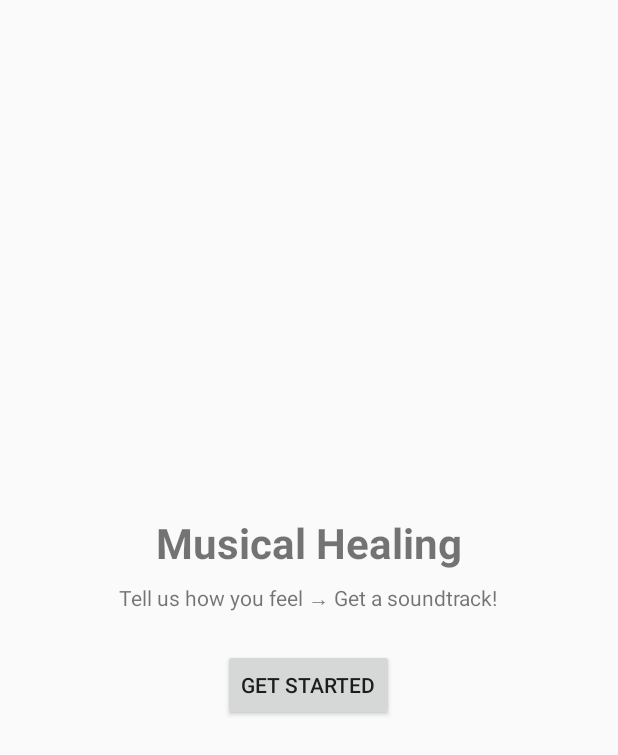
After one commit to Ang-In/musical-healing, an Android app built with Jetpack Compose: the layout activity_main.xml on its own in the app's theme, with its tools: preview values and no code run, on a phone screen of 412 x 824 dp. The commit adds this screen. Shown: the top 755 px of the screen. Run offline under Robolectric (Android 15) with nearby library versions, the phone set to English and light mode, and no system bars.

Commit message:
Edited MainActivity
fixed some references

```diff
--- a/app/src/main/AndroidManifest.xml
+++ b/app/src/main/AndroidManifest.xml
@@ -1,7 +1,8 @@
 <?xml version="1.0" encoding="utf-8"?>
 <manifest xmlns:android="http://schemas.android.com/apk/res/android"
     xmlns:tools="http://schemas.android.com/tools">
-
+    <uses-permission
+        android:name="android.permission.INTERNET"/>
     <application
         android:allowBackup="true"
         android:dataExtractionRules="@xml/data_extraction_rules"
@@ -12,8 +13,6 @@
         android:supportsRtl="true"
         android:theme="@style/Theme.MusicalHealing"
         tools:targetApi="31">
-        <uses-permission
-            android:name="android.permission.INTERNET"/>
         <activity
             android:name=".MainActivity"
             android:exported="true"
@@ -26,5 +25,4 @@
             </intent-filter>
         </activity>
     </application>
-
 </manifest>
--- /dev/null
+++ b/app/src/main/res/layout/activity_main.xml
@@ -0,0 +1,28 @@
+<?xml version="1.0" encoding="utf-8"?>
+<LinearLayout xmlns:android="http://schemas.android.com/apk/res/android"
+    android:orientation="vertical"
+    android:gravity="center"
+    android:padding="24dp"
+    android:layout_width="match_parent"
+    android:layout_height="match_parent">
+
+    <TextView
+        android:text="Musical Healing"
+        android:textSize="28sp"
+        android:textStyle="bold"
+        android:layout_marginBottom="8dp"
+        android:layout_width="wrap_content"
+        android:layout_height="wrap_content"/>
+
+    <TextView
+        android:text="Tell us how you feel → Get a soundtrack!"
+        android:layout_marginBottom="24dp"
+        android:layout_width="wrap_content"
+        android:layout_height="wrap_content"/>
+
+    <Button
+        android:id="@+id/startBtn"
+        android:text="Get Started"
+        android:layout_width="wrap_content"
+        android:layout_height="wrap_content"/>
+</LinearLayout>
```
Also changed, not shown: app/src/main/java/com/example/musicalhealing/MainActivity.java (added, +22 -0 lines), app/src/main/java/com/example/musicalhealing/MainActivity.kt (deleted, +0 -47 lines), app/src/main/java/com/example/musicalhealing/SearchActivity.java (+5 -5 lines), app/src/main/res/layout/activity_player.xml (renamed from app/src/main/res/xml/activity_player.xml), app/src/main/res/layout/activity_search.xml (renamed from app/src/main/res/xml/activity_search.xml), 2 other files.
